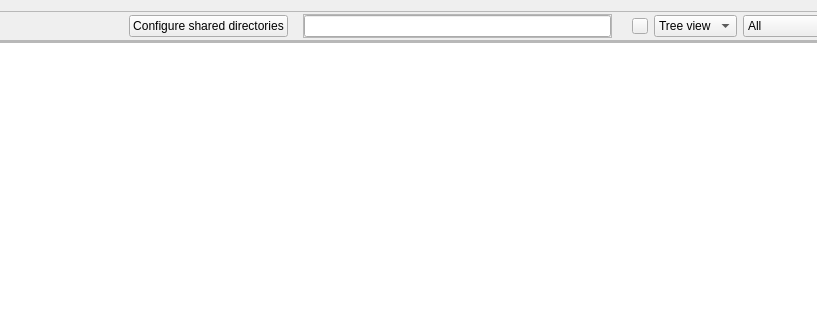
This is retroshare-gui/src/gui/FileTransfer/SharedFilesDialog.ui in RetroShare/RetroShare as Qt 5 draws it before an edit; both pictures show x 296 to 1113 and y 0 to 320 of the 1407 by 402 pixel window. The edited form follows.
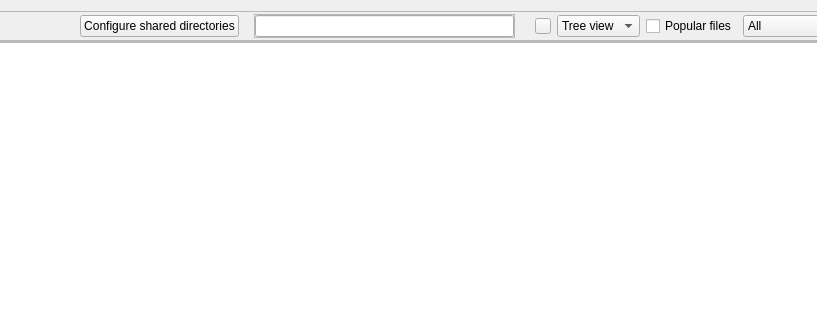
This is the edited form. Icons and pictures are not drawn. Custom widgets are drawn as their Qt base class.

Commit message: Shared Files refactor: consolidate stats maps, optimize FlatView caching, and fix search responsiveness

```diff
--- a/retroshare-gui/src/gui/FileTransfer/SharedFilesDialog.ui
+++ b/retroshare-gui/src/gui/FileTransfer/SharedFilesDialog.ui
@@ -236,6 +236,16 @@
         </item>
        </widget>
       </item>
+      <item>
+       <widget class="QCheckBox" name="uploadedOnly_CB">
+        <property name="toolTip">
+         <string>Show only files and folders that have been successfully uploaded to other peers</string>
+        </property>
+        <property name="text">
+         <string>Popular files</string>
+        </property>
+       </widget>
+      </item>
       <item>
        <widget class="RSComboBox" name="indicatorCBox">
         <item>
```
The commit also changes 4 other files.
